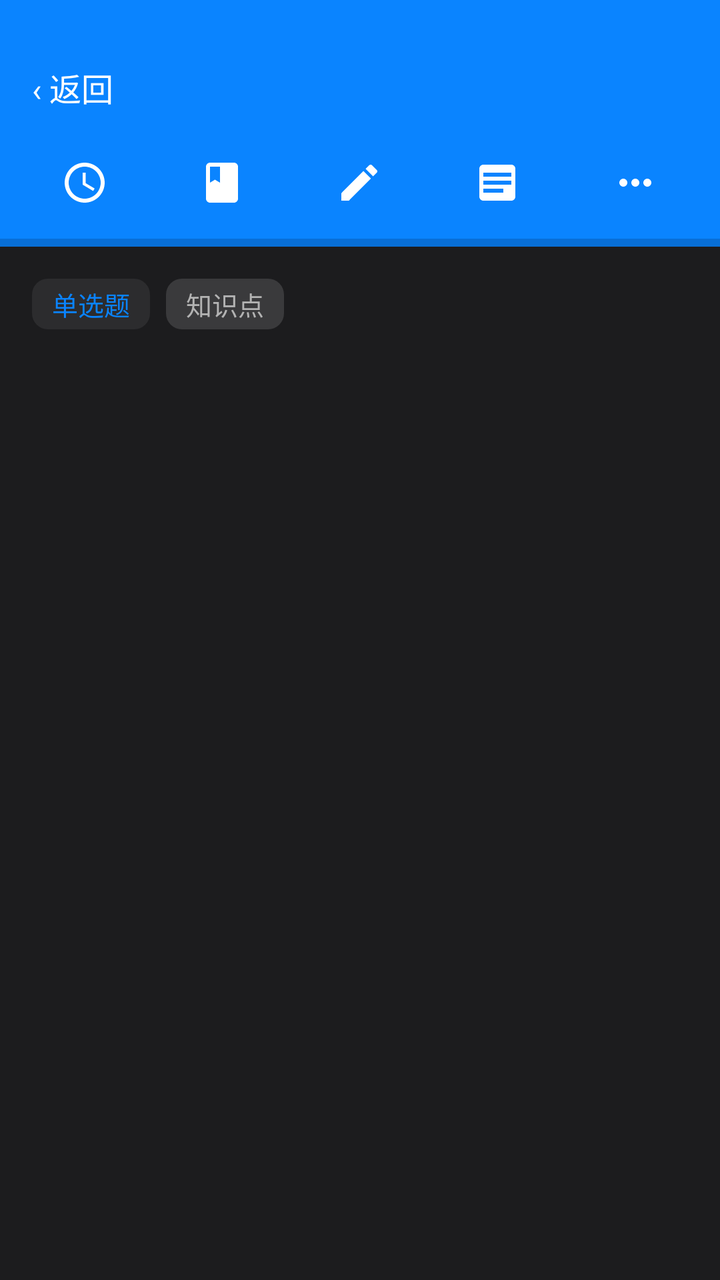
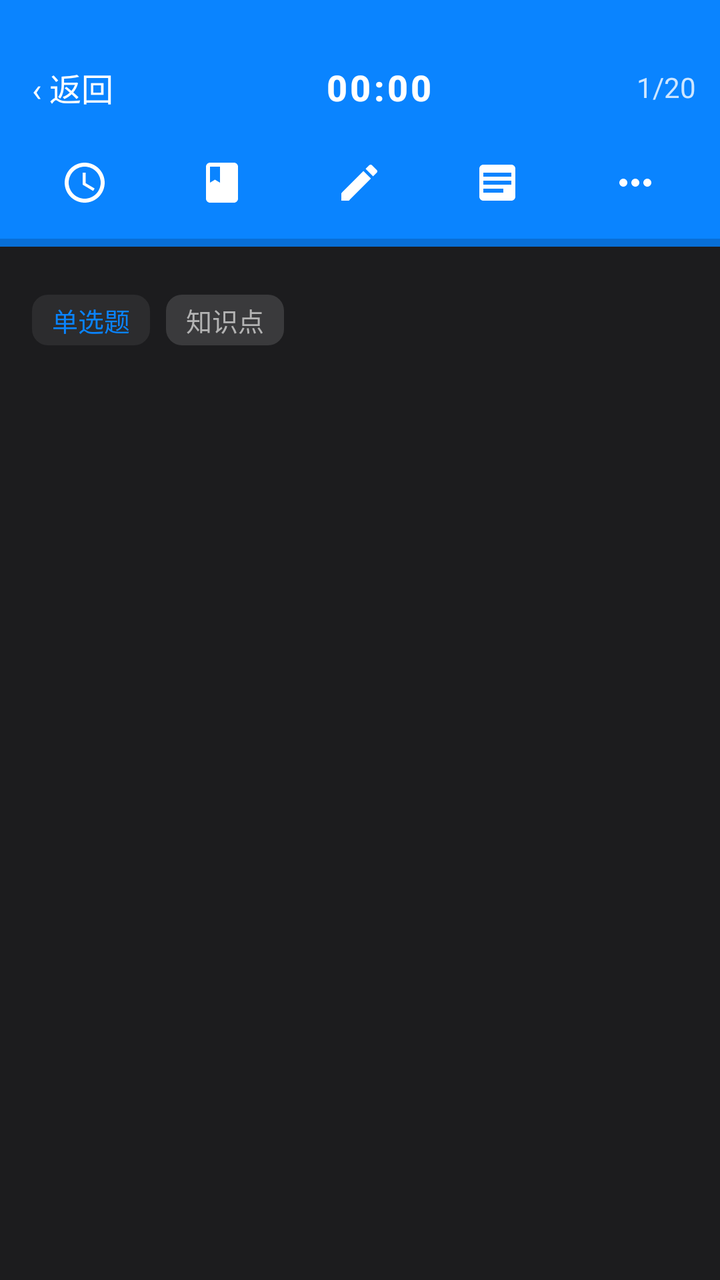

Before-and-after screenshots of an Android layout around one commit, followed by the original layout XML and the change that was made.
<!-- AndroidManifest.xml: application theme Theme.AlgoRobo -->
<!-- res/layout/activity_quiz.xml -->
<?xml version="1.0" encoding="utf-8"?>
<LinearLayout xmlns:android="http://schemas.android.com/apk/res/android" android:layout_width="match_parent" android:layout_height="match_parent" android:orientation="vertical" android:background="@color/bg_page">

    
    <LinearLayout android:id="@+id/topBar" android:layout_width="match_parent" android:layout_height="wrap_content" android:orientation="vertical" android:background="@color/primary">
        <LinearLayout android:id="@+id/topBarInner" android:layout_width="match_parent" android:layout_height="wrap_content" android:layout_marginTop="16dp" android:orientation="horizontal" android:gravity="center_vertical" android:padding="12dp">
            <TextView android:id="@+id/btnBack" android:layout_width="wrap_content" android:layout_height="wrap_content" android:text="‹ 返回" android:textSize="16sp" android:textColor="@android:color/white" android:padding="4dp"/>
        </LinearLayout>

        
        <LinearLayout android:layout_width="match_parent" android:layout_height="wrap_content" android:orientation="horizontal" android:gravity="center" android:paddingStart="8dp" android:paddingEnd="8dp" android:paddingBottom="8dp">
            <ImageView android:id="@+id/btnToolTime" android:layout_width="0dp" android:layout_height="40dp" android:layout_weight="1" android:scaleType="centerInside" android:src="@drawable/ic_tool_time" android:padding="8dp" android:background="?attr/selectableItemBackgroundBorderless"/>
            <ImageView android:id="@+id/btnToolWrongbook" android:layout_width="0dp" android:layout_height="40dp" android:layout_weight="1" android:scaleType="centerInside" android:src="@drawable/ic_tool_wrongbook" android:padding="8dp" android:background="?attr/selectableItemBackgroundBorderless"/>
            <ImageView android:id="@+id/btnToolDownload" android:layout_width="0dp" android:layout_height="40dp" android:layout_weight="1" android:scaleType="centerInside" android:src="@drawable/ic_tool_draft" android:padding="8dp" android:background="?attr/selectableItemBackgroundBorderless"/>
            <ImageView android:id="@+id/btnToolSheet" android:layout_width="0dp" android:layout_height="40dp" android:layout_weight="1" android:scaleType="centerInside" android:src="@drawable/ic_tool_sheet" android:padding="8dp" android:background="?attr/selectableItemBackgroundBorderless"/>
            <ImageView android:id="@+id/btnToolMore" android:layout_width="0dp" android:layout_height="40dp" android:layout_weight="1" android:scaleType="centerInside" android:src="@drawable/ic_tool_more" android:padding="8dp" android:background="?attr/selectableItemBackgroundBorderless"/>
        </LinearLayout>

        <ProgressBar android:id="@+id/pbProgress" style="?android:attr/progressBarStyleHorizontal" android:layout_width="match_parent" android:layout_height="4dp" android:max="100" android:progress="0"/>
    </LinearLayout>

    <ScrollView android:id="@+id/scrollQuestion" android:layout_width="match_parent" android:layout_height="0dp" android:layout_weight="1">
        <LinearLayout android:id="@+id/questionContent" android:layout_width="match_parent" android:layout_height="wrap_content" android:orientation="vertical" android:padding="16dp">
            <LinearLayout android:layout_width="match_parent" android:layout_height="wrap_content" android:orientation="horizontal" android:gravity="center_vertical">
                <TextView android:id="@+id/tvQuestionType" android:layout_width="wrap_content" android:layout_height="wrap_content" android:text="单选题" android:textSize="13sp" android:textColor="@color/primary" android:background="@drawable/bg_tag_blue" android:paddingStart="10dp" android:paddingEnd="10dp" android:paddingTop="3dp" android:paddingBottom="3dp"/>
                <TextView android:id="@+id/tvKnowledgeTag" android:layout_width="wrap_content" android:layout_height="wrap_content" android:layout_marginStart="8dp" android:text="知识点" android:textSize="13sp" android:textColor="@color/text_sub" android:background="@drawable/bg_tag_gray" android:paddingStart="10dp" android:paddingEnd="10dp" android:paddingTop="3dp" android:paddingBottom="3dp"/>
            </LinearLayout>
            <TextView android:id="@+id/tvQuestion" android:layout_width="match_parent" android:layout_height="wrap_content" android:layout_marginTop="12dp" android:text="" android:textSize="17sp" android:lineSpacingExtra="4dp" android:textColor="@color/text_main"/>
            <ImageView android:id="@+id/ivStemImage" android:layout_width="match_parent" android:layout_height="wrap_content" android:layout_marginTop="12dp" android:adjustViewBounds="true" android:maxHeight="240dp" android:scaleType="fitCenter" android:visibility="gone" android:contentDescription="题干图片"/>
            <LinearLayout android:id="@+id/optionsContainer" android:layout_width="match_parent" android:layout_height="wrap_content" android:layout_marginTop="16dp" android:orientation="vertical"/>

            <LinearLayout android:id="@+id/analysisPanel" android:layout_width="match_parent" android:layout_height="wrap_content" android:layout_marginTop="16dp" android:orientation="vertical" android:padding="16dp" android:background="@color/card_bg" android:visibility="gone">
                <LinearLayout android:layout_width="match_parent" android:layout_height="wrap_content" android:orientation="horizontal" android:gravity="center_vertical">
                    <TextView android:id="@+id/tvAnalysisCorrect" android:layout_width="0dp" android:layout_height="wrap_content" android:layout_weight="1" android:text="正确答案：A" android:textSize="16sp" android:textStyle="bold" android:textColor="@color/answer_correct_text"/>
                    <TextView android:id="@+id/tvQuestionTime" android:layout_width="wrap_content" android:layout_height="wrap_content" android:text="" android:textSize="13sp" android:textColor="@color/text_sub"/>
                </LinearLayout>
                <TextView android:id="@+id/tvAnalysisText" android:layout_width="match_parent" android:layout_height="wrap_content" android:layout_marginTop="10dp" android:text="" android:textSize="14sp" android:lineSpacingExtra="4dp" android:textColor="@color/text_main"/>
                                <Button android:id="@+id/btnAiAnalysis" android:layout_width="wrap_content" android:layout_height="40dp" android:layout_marginTop="12dp" android:text="AI 解析" android:textSize="14sp" android:textColor="@color/text_on_primary" android:background="@drawable/bg_btn_primary" android:paddingLeft="24dp" android:paddingRight="24dp"/>
                <TextView android:id="@+id/tvAiAnalysis" android:layout_width="match_parent" android:layout_height="wrap_content" android:layout_marginTop="10dp" android:text="" android:textSize="14sp" android:lineSpacingExtra="4dp" android:textColor="@color/text_main" android:visibility="gone"/>
<LinearLayout android:id="@+id/analysisImagesContainer" android:layout_width="match_parent" android:layout_height="wrap_content" android:layout_marginTop="12dp" android:orientation="vertical" android:visibility="gone"/>
            </LinearLayout>
        </LinearLayout>
    </ScrollView>
</LinearLayout>
<!-- resources referenced by this layout -->
<resources>
  <color name="answer_correct_text">#30D158</color>
  <color name="bg_page">#1C1C1E</color>
  <color name="card_bg">#2C2C2E</color>
  <color name="primary">#0A84FF</color>
  <color name="text_main">#F2F2F2</color>
  <color name="text_on_primary">#FFFFFF</color>
  <color name="text_sub">#B3B3B3</color>
  <!-- drawable bg_btn_primary (drawable) -->
  <?xml version="1.0" encoding="utf-8"?>
  <shape xmlns:android="http://schemas.android.com/apk/res/android">
      <solid android:color="@color/primary" />
      <corners android:radius="8dp" />
  </shape>
  <!-- drawable bg_tag_blue (drawable) -->
  <?xml version="1.0" encoding="utf-8"?>
  <shape xmlns:android="http://schemas.android.com/apk/res/android">
      <solid android:color="@color/primary_light" />
      <corners android:radius="8dp" />
  </shape>
  <!-- drawable bg_tag_gray (drawable) -->
  <?xml version="1.0" encoding="utf-8"?>
  <shape xmlns:android="http://schemas.android.com/apk/res/android">
      <solid android:color="@color/divider" />
      <corners android:radius="8dp" />
  </shape>
  <!-- drawable ic_tool_draft (drawable) -->
  <?xml version="1.0" encoding="utf-8"?>
  <vector xmlns:android="http://schemas.android.com/apk/res/android"
      android:width="24dp" android:height="24dp"
      android:viewportWidth="24" android:viewportHeight="24">
      <path android:fillColor="#FFFFFF"
          android:pathData="M3,17.25V21h3.75L17.81,9.94l-3.75,-3.75L3,17.25zM20.71,7.04c0.39,-0.39 0.39,-1.02 0,-1.41l-2.34,-2.34c-0.39,-0.39 -1.02,-0.39 -1.41,0l-1.83,1.83 3.75,3.75 1.83,-1.83z" />
  </vector>
  <!-- drawable ic_tool_more (drawable) -->
  <?xml version="1.0" encoding="utf-8"?>
  <vector xmlns:android="http://schemas.android.com/apk/res/android"
      android:width="24dp" android:height="24dp"
      android:viewportWidth="24" android:viewportHeight="24">
      <path android:fillColor="#FFFFFF"
          android:pathData="M6,10c-1.1,0 -2,0.9 -2,2s0.9,2 2,2 2,-0.9 2,-2 -0.9,-2 -2,-2zM18,10c-1.1,0 -2,0.9 -2,2s0.9,2 2,2 2,-0.9 2,-2 -0.9,-2 -2,-2zM12,10c-1.1,0 -2,0.9 -2,2s0.9,2 2,2 2,-0.9 2,-2 -0.9,-2 -2,-2z" />
  </vector>
  <!-- drawable ic_tool_sheet (drawable) -->
  <?xml version="1.0" encoding="utf-8"?>
  <vector xmlns:android="http://schemas.android.com/apk/res/android"
      android:width="24dp" android:height="24dp"
      android:viewportWidth="24" android:viewportHeight="24">
      <path android:fillColor="#FFFFFF"
          android:pathData="M3,5v14c0,1.1 0.9,2 2,2h14c1.1,0 2,-0.9 2,-2V5c0,-1.1 -0.9,-2 -2,-2H5C3.9,3 3,3.9 3,5zM5,7h14v2H5V7zM5,11h14v2H5v-2zM5,15h10v2H5v-2z" />
  </vector>
  <!-- drawable ic_tool_time (drawable) -->
  <?xml version="1.0" encoding="utf-8"?>
  <vector xmlns:android="http://schemas.android.com/apk/res/android"
      android:width="24dp" android:height="24dp"
      android:viewportWidth="24" android:viewportHeight="24">
      <path android:fillColor="#FFFFFF"
          android:pathData="M12,2C6.48,2 2,6.48 2,12s4.48,10 10,10 10,-4.48 10,-10S17.52,2 12,2zM12,20c-4.41,0 -8,-3.59 -8,-8s3.59,-8 8,-8 8,3.59 8,8 -3.59,8 -8,8zM12.5,7H11v6l5.25,3.15 0.75,-1.23 -4.5,-2.67z" />
  </vector>
  <!-- drawable ic_tool_wrongbook (drawable) -->
  <?xml version="1.0" encoding="utf-8"?>
  <vector xmlns:android="http://schemas.android.com/apk/res/android"
      android:width="24dp" android:height="24dp"
      android:viewportWidth="24" android:viewportHeight="24">
      <path android:fillColor="#FFFFFF"
          android:pathData="M18,2H6c-1.1,0 -2,0.9 -2,2v16c0,1.1 0.9,2 2,2h12c1.1,0 2,-0.9 2,-2V4c0,-1.1 -0.9,-2 -2,-2zM6,4h5v8l-2.5,-1.5L6,12V4z" />
  </vector>
  <color name="primary_light">#2C2C2E</color>
  <color name="divider">#3A3A3C</color>
  <color name="primary_dark">#0A84FF</color>
  <!-- unchanged entries left out for length: 1 -->
</resources>

<!-- the commit's change to res/layout/activity_quiz.xml (unified diff, before → after) -->
@@ -5,6 +5,8 @@
     <LinearLayout android:id="@+id/topBar" android:layout_width="match_parent" android:layout_height="wrap_content" android:orientation="vertical" android:background="@color/primary">
         <LinearLayout android:id="@+id/topBarInner" android:layout_width="match_parent" android:layout_height="wrap_content" android:layout_marginTop="16dp" android:orientation="horizontal" android:gravity="center_vertical" android:padding="12dp">
             <TextView android:id="@+id/btnBack" android:layout_width="wrap_content" android:layout_height="wrap_content" android:text="‹ 返回" android:textSize="16sp" android:textColor="@android:color/white" android:padding="4dp"/>
+            <TextView android:id="@+id/tvCountdown" android:layout_width="0dp" android:layout_height="wrap_content" android:layout_weight="1" android:gravity="center" android:text="00:00" android:textSize="18sp" android:textStyle="bold" android:letterSpacing="0.08" android:textColor="@android:color/white" android:fontFamily="sans-serif-medium"/>
+            <TextView android:id="@+id/tvQuestionIndex" android:layout_width="wrap_content" android:layout_height="wrap_content" android:text="1/20" android:textSize="14sp" android:textColor="#CCFFFFFF"/>
         </LinearLayout>
 
         
@@ -21,7 +23,11 @@
 
     <ScrollView android:id="@+id/scrollQuestion" android:layout_width="match_parent" android:layout_height="0dp" android:layout_weight="1">
         <LinearLayout android:id="@+id/questionContent" android:layout_width="match_parent" android:layout_height="wrap_content" android:orientation="vertical" android:padding="16dp">
-            <LinearLayout android:layout_width="match_parent" android:layout_height="wrap_content" android:orientation="horizontal" android:gravity="center_vertical">
+            
+            <HorizontalScrollView android:id="@+id/indexScroll" android:layout_width="match_parent" android:layout_height="wrap_content" android:scrollbars="none" android:overScrollMode="never">
+                <LinearLayout android:id="@+id/indexContainer" android:layout_width="wrap_content" android:layout_height="wrap_content" android:orientation="horizontal" android:gravity="center_vertical"/>
+            </HorizontalScrollView>
+            <LinearLayout android:layout_width="match_parent" android:layout_height="wrap_content" android:orientation="horizontal" android:gravity="center_vertical" android:layout_marginTop="8dp">
                 <TextView android:id="@+id/tvQuestionType" android:layout_width="wrap_content" android:layout_height="wrap_content" android:text="单选题" android:textSize="13sp" android:textColor="@color/primary" android:background="@drawable/bg_tag_blue" android:paddingStart="10dp" android:paddingEnd="10dp" android:paddingTop="3dp" android:paddingBottom="3dp"/>
                 <TextView android:id="@+id/tvKnowledgeTag" android:layout_width="wrap_content" android:layout_height="wrap_content" android:layout_marginStart="8dp" android:text="知识点" android:textSize="13sp" android:textColor="@color/text_sub" android:background="@drawable/bg_tag_gray" android:paddingStart="10dp" android:paddingEnd="10dp" android:paddingTop="3dp" android:paddingBottom="3dp"/>
             </LinearLayout>
